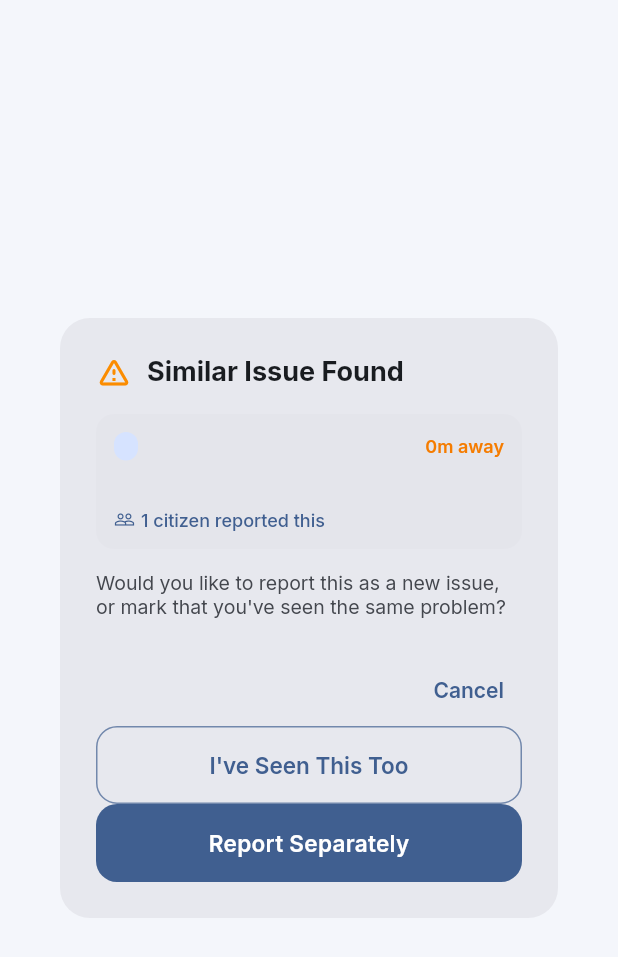
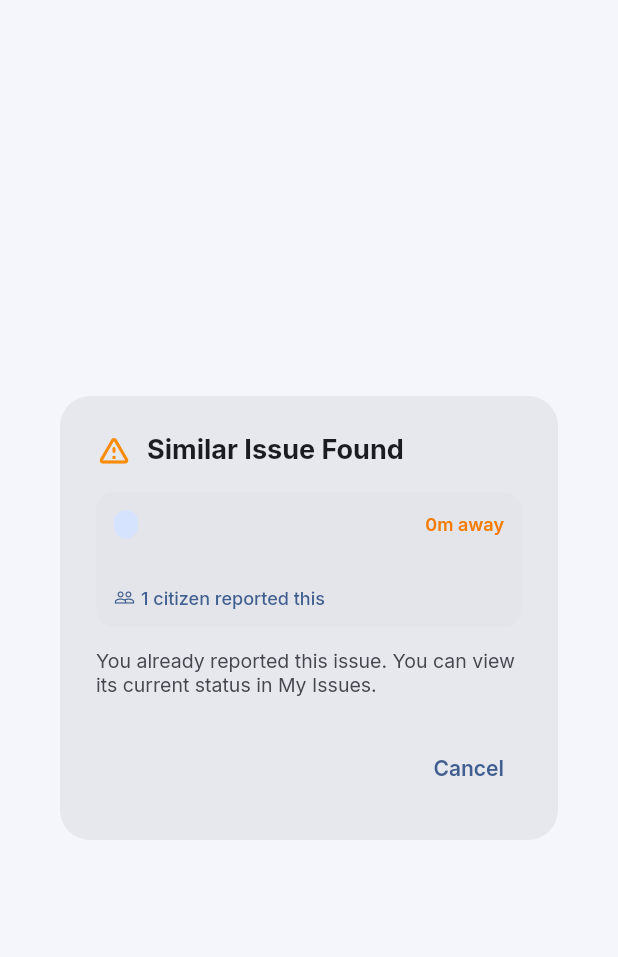
Before and after one commit to suraj-saw/civic_connect, a Flutter app: the DuplicateIssueDialog widget shown alone on an empty page, opened directly with empty values, on a phone screen of 412 x 824 dp. Shown: the top 957 px of the screen. Run offline on Flutter 3.47's test engine with Material 3 defaults, Android fonts, the phone set to English and light mode, and no system bars; our stand-ins replace audioplayers, cached_network_image, cloud_firestore, firebase_auth, firebase_core, firebase_storage and 11 more; missing offline and left inert: record, video_compress; accounts and stored records are empty; network calls fail.

Commit message:
Duplicate issue fixed

```diff
--- a/lib/data/services/media_service.dart
+++ b/lib/data/services/media_service.dart
@@ -6,17 +6,24 @@ import 'package:path/path.dart' as p;
 import 'package:video_compress/video_compress.dart';
 
 class MediaService {
-  static const int _imgMaxDim = 1600;
-  static const int _imgQuality = 85;
+  // Reduced from 1600 — still sharp on mobile screens, much smaller file
+  static const int _imgMaxDim = 1080;
+  // Reduced from 85 — 75 is visually indistinguishable for issue photos
+  static const int _imgQuality = 75;
 
   static Future<File> compressImage(File file) async {
     try {
       final dir = await getTemporaryDirectory();
-      final target = '${dir.path}/${DateTime.now().millisecondsSinceEpoch}_${p.basename(file.path)}.jpg';
+      final target =
+          '${dir.path}/${DateTime.now().millisecondsSinceEpoch}_${p.basename(file.path)}.jpg';
       final result = await FlutterImageCompress.compressAndGetFile(
-        file.absolute.path, target,
-        minWidth: _imgMaxDim, minHeight: _imgMaxDim,
-        quality: _imgQuality, format: CompressFormat.jpeg, keepExif: false,
+        file.absolute.path,
+        target,
+        minWidth: _imgMaxDim,
+        minHeight: _imgMaxDim,
+        quality: _imgQuality,
+        format: CompressFormat.jpeg,
+        keepExif: false,
       );
       return result != null ? File(result.path) : file;
     } catch (e) {
@@ -25,15 +32,24 @@ class MediaService {
     }
   }
 
+  // Run multiple image compressions in separate isolates via compute()
+  static Future<List<File>> compressImages(List<File> files) async {
+    return Future.wait(
+      files.map((f) => compute(_compressImageInIsolate, f.path)),
+    );
+  }
+
   static Future<File> compressVideo(File file) async {
     try {
       final mp4 = await _ensureMp4(file);
       final info = await VideoCompress.compressVideo(
         mp4.path,
-        quality: VideoQuality.MediumQuality,
+        // Lowered from MediumQuality — LowQuality is fine for civic issue docs
+        quality: VideoQuality.LowQuality,
         deleteOrigin: false,
         includeAudio: true,
-        frameRate: 30,
+        // Lowered from 30 — 24fps is sufficient and significantly faster
+        frameRate: 24,
       );
       if (info?.file != null) return info!.file!;
     } catch (e) {
@@ -45,7 +61,13 @@ class MediaService {
   static Future<File> _ensureMp4(File file) async {
     if (file.path.endsWith('.mp4')) return file;
     final dir = await getTemporaryDirectory();
-    final dest = File('${dir.path}/vid_${DateTime.now().millisecondsSinceEpoch}.mp4');
+    final dest = File(
+        '${dir.path}/vid_${DateTime.now().millisecondsSinceEpoch}.mp4');
     return file.copy(dest.path);
   }
 }
+
+// Top-level function required by compute() — must not be a class method
+Future<File> _compressImageInIsolate(String filePath) async {
+  return MediaService.compressImage(File(filePath));
+}
--- a/lib/features/issues/widgets/duplicate_issue_dialog.dart
+++ b/lib/features/issues/widgets/duplicate_issue_dialog.dart
@@ -1,9 +1,10 @@
+import 'package:firebase_auth/firebase_auth.dart';
 import 'package:flutter/material.dart';
 import 'package:get/get.dart';
 import 'package:google_fonts/google_fonts.dart';
-import '../../../core/constants/app_colors.dart';
 import '../controllers/report_issue_controller.dart';
 import '../models/duplicate_check_result.dart';
+import '../pages/issue_detail_citizen_page.dart';
 
 class DuplicateIssueDialog extends StatelessWidget {
   final DuplicateCheckResult result;
@@ -14,6 +15,11 @@ class DuplicateIssueDialog extends StatelessWidget {
     final ctrl = Get.find<ReportIssueController>();
     final issue = result.issue;
     final cs = Theme.of(context).colorScheme;
+
+    final currentEmail = FirebaseAuth.instance.currentUser?.email ?? '';
+    final isOriginalReporter = issue.reporterEmail == currentEmail;
+    final alreadyMarkedDuplicate = issue.duplicateReporters.contains(currentEmail);
+
     final dist = result.distanceMeters < 1000
         ? '${result.distanceMeters.toStringAsFixed(0)}m away'
         : '${(result.distanceMeters / 1000).toStringAsFixed(1)}km away';
@@ -26,42 +32,90 @@ class DuplicateIssueDialog extends StatelessWidget {
         const Expanded(child: Text('Similar Issue Found')),
       ]),
       content: SingleChildScrollView(
-        child: Column(crossAxisAlignment: CrossAxisAlignment.start, mainAxisSize: MainAxisSize.min, children: [
+        child: Column(
+          crossAxisAlignment: CrossAxisAlignment.start,
+          mainAxisSize: MainAxisSize.min,
+          children: [
             Container(
               padding: const EdgeInsets.all(12),
-            decoration: BoxDecoration(color: cs.surfaceContainerHighest.withOpacity(0.5), borderRadius: BorderRadius.circular(12)),
-            child: Column(crossAxisAlignment: CrossAxisAlignment.start, children: [
+              decoration: BoxDecoration(
+                color: cs.surfaceContainerHighest.withOpacity(0.5),
+                borderRadius: BorderRadius.circular(12),
+              ),
+              child: Column(
+                crossAxisAlignment: CrossAxisAlignment.start,
+                children: [
                   Row(children: [
                     Container(
                       padding: const EdgeInsets.symmetric(horizontal: 8, vertical: 3),
-                  decoration: BoxDecoration(color: cs.primaryContainer, borderRadius: BorderRadius.circular(8)),
-                  child: Text(issue.categoryId.toUpperCase(), style: GoogleFonts.inter(fontSize: 11, fontWeight: FontWeight.w700, color: cs.onPrimaryContainer)),
+                      decoration: BoxDecoration(
+                        color: cs.primaryContainer,
+                        borderRadius: BorderRadius.circular(8),
+                      ),
+                      child: Text(
+                        issue.categoryId.toUpperCase(),
+                        style: GoogleFonts.inter(
+                          fontSize: 11,
+                          fontWeight: FontWeight.w700,
+                          color: cs.onPrimaryContainer,
+                        ),
+                      ),
                     ),
                     const Spacer(),
-                Text(dist, style: GoogleFonts.inter(fontSize: 12, color: Colors.orange.shade700, fontWeight: FontWeight.w600)),
+                    Text(
+                      dist,
+                      style: GoogleFonts.inter(
+                        fontSize: 12,
+                        color: Colors.orange.shade700,
+                        fontWeight: FontWeight.w600,
+                      ),
+                    ),
                   ]),
                   const SizedBox(height: 8),
-              Text(issue.description, style: GoogleFonts.inter(fontSize: 13), maxLines: 3, overflow: TextOverflow.ellipsis),
+                  Text(
+                    issue.description,
+                    style: GoogleFonts.inter(fontSize: 13),
+                    maxLines: 3,
+                    overflow: TextOverflow.ellipsis,
+                  ),
                   const SizedBox(height: 8),
                   Row(children: [
                     Icon(Icons.people_outline, size: 14, color: cs.primary),
                     const SizedBox(width: 4),
-                Text('${issue.duplicateReportCount} citizen${issue.duplicateReportCount == 1 ? '' : 's'} reported this',
-                    style: GoogleFonts.inter(fontSize: 12, color: cs.primary, fontWeight: FontWeight.w500)),
+                    Text(
+                      '${issue.duplicateReportCount} citizen${issue.duplicateReportCount == 1 ? '' : 's'} reported this',
+                      style: GoogleFonts.inter(
+                        fontSize: 12,
+                        color: cs.primary,
+                        fontWeight: FontWeight.w500,
+                      ),
+                    ),
                   ]),
-            ]),
+                ],
+              ),
             ),
             const SizedBox(height: 14),
-          Text('Would you like to report this as a new issue, or mark that you\'ve seen the same problem?',
-              style: GoogleFonts.inter(fontSize: 13, color: cs.onSurfaceVariant)),
-        ]),
+            Text(
+              isOriginalReporter
+                  ? 'You already reported this issue. You can view its current status in My Issues.'
+                  : alreadyMarkedDuplicate
+                  ? 'You have already marked this issue as seen.'
+                  : 'A similar issue has already been reported nearby. You can mark that you\'ve seen this problem too.',
+              style: GoogleFonts.inter(fontSize: 13, color: cs.onSurfaceVariant),
+            ),
+          ],
+        ),
       ),
       actions: [
         TextButton(
-          onPressed: () { ctrl.clearForm(); Get.back(); },
+          onPressed: () {
+            ctrl.clearForm();
+            Get.back();
+          },
           child: const Text('Cancel'),
         ),
-        OutlinedButton(
+        if (!isOriginalReporter && !alreadyMarkedDuplicate)
+          ElevatedButton(
             onPressed: () {
               Get.back();
               ctrl.markAsDuplicateAndGoBack(
@@ -72,16 +126,11 @@ class DuplicateIssueDialog extends StatelessWidget {
             },
             child: const Text("I've Seen This Too"),
           ),
-        ElevatedButton(
-          onPressed: () async { Get.back(); await ctrl._doSubmitNewAnyway(); },
-          child: const Text('Report Separately'),
-        ),
       ],
     );
   }
 }
 
-// Extension to allow "report anyway" from dialog
 extension ReportIssueControllerExt on ReportIssueController {
   Future<void> _doSubmitNewAnyway() => submitIssue();
 }
```
Also changed, not shown: lib/features/issues/controllers/report_issue_controller.dart (+15 -18 lines). Lines whose indentation alone changed are shown as unchanged.
